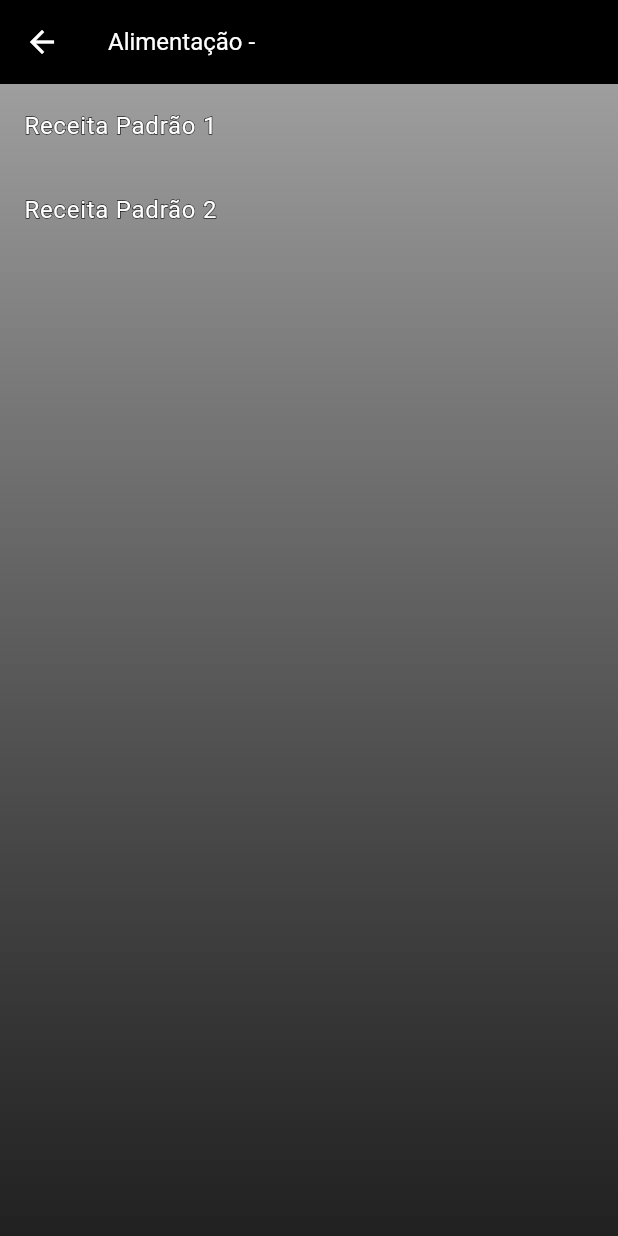
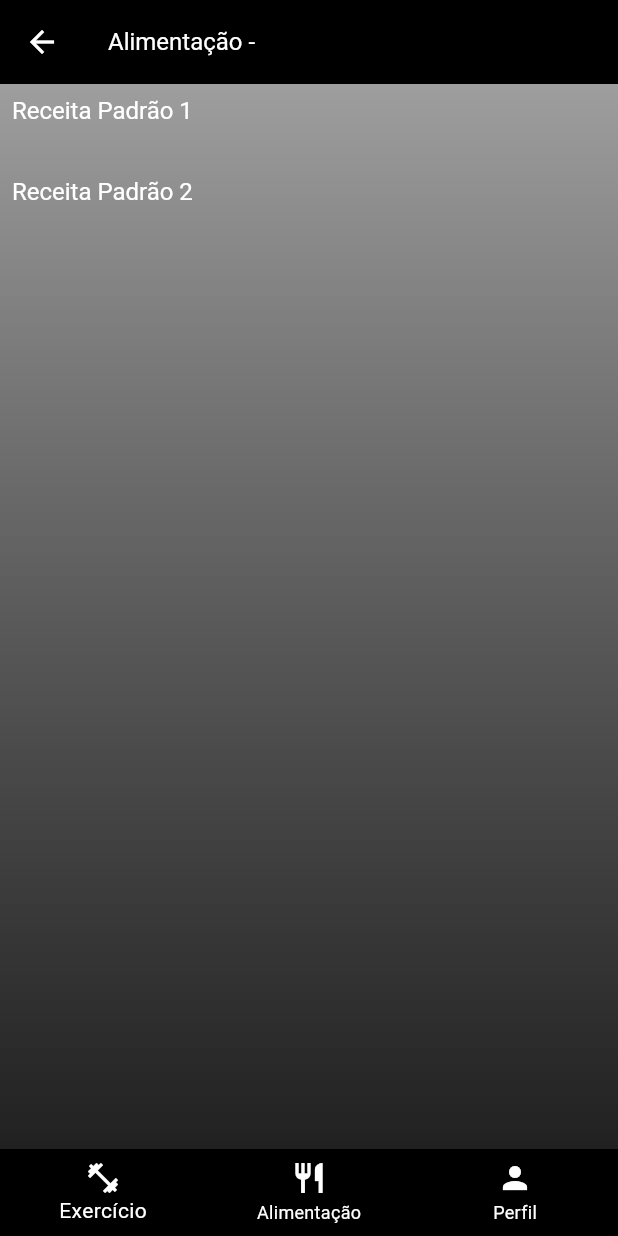
Before and after one commit to CleitonAsuos/GymFit, a Flutter app: the AlimentacaoPage screen opened directly with empty values, on a phone screen of 412 x 824 dp. Run offline on Flutter 3.47's test engine with Material 3 defaults, Android fonts, the phone set to English and light mode, and no system bars; our stand-ins replace flutter_mobx, mobx; generated files the repository leaves out were written again.

Commit message:
tela de perfil add

```diff
--- a/lib/alimentacao_page.dart
+++ b/lib/alimentacao_page.dart
@@ -1,4 +1,5 @@
 import 'package:flutter/material.dart';
+import 'perfil_page.dart';
 
 class AlimentacaoPage extends StatelessWidget {
   final String objetivo;
@@ -7,140 +8,174 @@ class AlimentacaoPage extends StatelessWidget {
 
   @override
   Widget build(BuildContext context) {
-    // Determinar as receitas com base no objetivo
+    // Exemplo com uma refeição para simplificação
      List<String> receitas;
     if (objetivo == 'Melhorar condicionamento') {
       receitas = [
         'Opção 1\n'
+            '\n'
             'Café da manhã\n'
             '    • 1 tapioca média (30g) recheada com 1 colher de sopa de pasta de amendoim e banana em rodelas.\n'
             '    • 1 copo (200ml) de suco de laranja natural.\n'
             'Lanche da manhã\n'
             '    • 1 maçã ou pera.\n'
             '    • 1 punhado de amêndoas (10 unidades).\n'
+            '\n'
             'Almoço\n'
             '    • 100g de peito de frango grelhado.\n'
             '    • 1 concha média de arroz integral.\n'
             '    • 1 porção (100g) de brócolis refogado com alho.\n'
             '    • 1 colher de sopa de azeite extravirgem para temperar.\n'
+            '\n'
             'Lanche da tarde\n'
             '    • 1 fatia de pão integral com 1 fatia de queijo branco.\n'
             '    • 1 xícara de chá-verde (opcional).\n'
+            '\n'
             'Jantar\n'
             '    • Omelete com 3 claras e 1 gema, espinafre e tomate.\n'
             '    • 1 fatia de pão integral.\n'
             '    • Salada de folhas verdes com azeite e limão.\n'
+            '\n'
             'Ceia\n'
             '    • 1 iogurte natural com 1 colher de sobremesa de mel.\n',
         'Opção 2\n'
+            '\n'
             'Café da manhã\n'
             '    • 1 fatia de pão integral com abacate amassado e chia.\n'
             '    • 1 ovo cozido.\n'
             '    • 1 copo (200ml) de suco de maracujá com pouco açúcar.\n'
+            '\n'
             'Lanche da manhã\n'
             '    • 1 banana.\n'
             '    • 1 colher de sopa de pasta de amendoim (como acompanhamento da banana).\n'
+            '\n'
             'Almoço\n'
             '    • 100g de filé de peixe grelhado (como salmão ou tilápia).\n'
             '    • 1 concha de quinoa.\n'
             '    • 1 porção (100g) de abobrinha grelhada.\n'
             '    • 1 colher de sobremesa de linhaça dourada.\n'
+            '\n'
             'Lanche da tarde\n'
             '    • 1 punhado de castanhas-do-pará (5 unidades).\n'
             '    • 1 taça de salada de frutas com chia.\n'
+            '\n'
             'Jantar\n'
             '    • 1 prato fundo de sopa de legumes com frango desfiado (cenoura, abóbora, chuchu).\n'
             '    • 1 fatia de torrada integral.\n'
+            '\n'
             'Ceia\n'
             '    • 1 xícara de chá de camomila com 2 quadradinhos de chocolate 70% cacau.\n',
         'Opção 3\n'
+            '\n'
             'Café da manhã\n'
             '    • 1 copo de vitamina de frutas (200ml de leite de amêndoas, 1 banana, 1 colher de aveia e 1 colher de cacau em pó).\n'
             '    • 1 fatia de pão integral com ricota.\n'
             'Lanche da manhã\n'
             '    • 1 laranja.\n'
             '    • 1 punhado de nozes (5 unidades).\n'
+            '\n'
             'Almoço\n'
             '    • 120g de carne vermelha magra grelhada (como patinho).\n'
             '    • 1 concha de purê de batata-doce.\n'
             '    • Salada colorida (alface, cenoura ralada, beterraba e tomate) temperada com azeite e vinagre balsâmico.\n'
+            '\n'
             'Lanche da tarde\n'
             '    • 1 torrada integral com creme de cottage e ervas.\n'
             '    • 1 xícara de chá branco (opcional).\n'
+            '\n'
             'Jantar\n'
             '    • 1 prato fundo de salada de grão-de-bico com atum, cenoura e salsinha.\n'
             '    • 1 fatia de pão integral tostado.\n'
+            '\n'
             'Ceia\n'
             '    • 1 copo (200ml) de leite morno com canela.\n',
       ];
     } else if (objetivo == 'Ganhar massa muscular') {
       receitas = [
         'Opção 1\n'
+            '\n'
             'Café da manhã\n'
             '    • 2 ovos mexidos com 1 fatia de queijo muçarela.\n'
             '    • 2 fatias de pão integral com abacate amassado.\n'
             '    • 1 copo (300ml) de vitamina de banana, aveia (30g) e whey protein (1 scoop).\n'
+            '\n'
             'Lanche da manhã\n'
             '    • 1 barra de proteína (ou 100g de iogurte grego com mel e granola).\n'
             '    • 1 fruta (maçã ou pera).\n'
+            '\n'
             'Almoço\n'
             '    • 150g de peito de frango grelhado.\n'
             '    • 1 concha grande de arroz integral.\n'
             '    • 1 concha pequena de feijão preto.\n'
             '    • 1 porção de legumes no vapor (brócolis, cenoura e abobrinha).\n'
             '    • 1 colher de sopa de azeite de oliva para temperar.\n'
+            '\n'
             'Lanche da tarde\n'
             '    • 1 sanduíche com pão integral, atum e folhas de espinafre.\n'
             '    • 1 copo (200ml) de suco de laranja natural.\n'
+            '\n'
             'Jantar\n'
             '    • 150g de carne vermelha magra (patinho ou alcatra grelhada).\n'
             '    • 1 batata-doce média assada.\n'
             '    • Salada de folhas verdes com tomate, cenoura e azeite.\n'
+            '\n'
             'Ceia\n'
             '    • 1 copo (200ml) de leite integral com 1 scoop de caseína ou whey protein.\n'
             '    • 1 punhado de amêndoas (10 unidades).\n',
         'Opção 2\n'
+            '\n'
             'Café da manhã\n'
             '    • 3 ovos cozidos ou mexidos.\n'
             '    • 1 pão francês integral com 1 fatia de queijo branco.\n'
             '    • 1 copo (300ml) de vitamina com leite, mamão, aveia e mel.\n'
+            '\n'
             'Lanche da manhã\n'
             '    • 1 fatia de pão integral com pasta de amendoim.\n'
             '    • 1 banana.\n'
+            '\n'
             'Almoço\n'
             '    • 120g de salmão grelhado.\n'
             '    • 1 concha média de quinoa ou arroz integral.\n'
             '    • 1 porção de legumes grelhados (berinjela, abobrinha e pimentão).\n'
             '    • 1 colher de sobremesa de azeite.\n'
+            '\n'
             'Lanche da tarde\n'
             '    • 1 batata-doce média cozida.\n'
             '    • 1 scoop de whey protein com água ou leite.\n'
+            '\n'
             'Jantar\n'
             '    • Omelete com 4 claras, 1 gema, espinafre e queijo parmesão ralado.\n'
             '    • 1 porção de purê de mandioquinha.\n'
             '    • Salada verde com azeite e limão.\n'
+            '\n'
             'Ceia\n'
             '    • 1 iogurte natural com chia e granola.\n'
             '    • 2 quadradinhos de chocolate amargo (70% cacau).\n',
         'Opção 3\n'
+            '\n'
             'Café da manhã\n'
             '    • 1 tapioca média (30g) recheada com frango desfiado e queijo cottage.\n'
             '    • 1 copo (300ml) de vitamina de abacate com whey protein e leite.\n'
+            '\n'
             'Lanche da manhã\n'
             '    • 1 fruta (mamão ou maçã).\n'
             '    • 1 punhado de castanhas-do-pará (5 unidades).\n'
+            '\n'
             'Almoço\n'
             '    • 150g de carne de frango ou peru.\n'
             '    • 1 concha grande de arroz integral com lentilha.\n'
             '    • 1 porção de salada de grão-de-bico com cenoura e salsinha.\n'
             '    • 1 colher de sopa de azeite para temperar.\n'
+            '\n'
             'Lanche da tarde\n'
             '    • 1 wrap integral recheado com frango desfiado, ricota e espinafre.\n'
             '    • 1 copo (200ml) de suco de melancia.\n'
+            '\n'
             'Jantar\n'
             '    • 150g de filé de tilápia grelhado.\n'
             '    • 1 batata-doce pequena cozida.\n'
             '    • Salada de folhas verdes com pepino, tomate e azeite.\n'
+            '\n'
             'Ceia\n'
             '    • 1 copo de leite integral com 1 scoop de caseína ou whey protein.\n'
             '    • 1 punhado de nozes (5 unidades).\n',
@@ -148,60 +183,84 @@ class AlimentacaoPage extends StatelessWidget {
     } else if (objetivo == 'Perder peso') {
       receitas = [
         'Opção 1\n'
+            '\n'
             'Café da manhã\n'
+            '\n'
             '    • 1 ovo cozido.\n'
             '    • 1 fatia de pão integral com 1 colher de chá de pasta de abacate.\n'
             '    • 1 xícara de café sem açúcar ou chá verde.\n'
+            '\n'
             'Lanche da manhã\n'
             '    • 1 fruta (como maçã ou pera).\n'
             '    • 5 amêndoas.\n'
+            '\n'
             'Almoço\n'
             '    • 100g de filé de frango grelhado.\n'
             '    • 2 colheres de sopa de arroz integral.\n'
             '    • 1 porção de salada (alface, tomate, cenoura e pepino) temperada com azeite e limão.\n'
             '    • 1 colher de sopa de sementes de chia ou linhaça na salada.\n'
+            '\n'
             'Lanche da tarde\n'
             '    • 1 iogurte natural desnatado com 1 colher de chá de mel.\n'
+            '\n'
             'Jantar\n'
             '    • Omelete com 3 claras e 1 gema, espinafre e 1 colher de chá de queijo parmesão ralado.\n'
             '    • Salada de folhas verdes com azeite e vinagre.\n'
+            '\n'
             'Ceia\n'
             '    • 1 xícara de chá de camomila ou erva-cidreira.\n',
         'Opção 2\n'
+            '\n'
             'Café da manhã\n'
             '    • 1 copo (200ml) de vitamina de frutas com leite vegetal (banana, morango e 1 colher de chá de chia).\n'
             '    • 1 fatia de pão integral com 1 colher de chá de pasta de amendoim natural.\n'
+            '\n'
             'Lanche da manhã\n'
             '    • 1 punhado de nozes (5 unidades).\n'
             '    • 1 copo de chá-verde (opcional).\n'
+            '\n'
             'Almoço\n'
             '    • 100g de filé de peixe grelhado (como tilápia ou salmão).\n'
             '    • 3 colheres de sopa de purê de batata-doce.\n'
             '    • 1 porção de legumes no vapor (brócolis, abobrinha e cenoura).\n'
+            '\n'
             'Lanche da tarde\n'
             '    • 1 fatia de pão integral com queijo cottage e ervas.\n'
+            '\n'
             'Jantar\n'
             '    • 1 prato fundo de sopa de abóbora com frango desfiado.\n'
             '    • 1 fatia de pão integral tostado.\n'
+            '\n'
             'Ceia\n'
             '    • 1 iogurte grego zero açúcar com canela.\n',
         'Opção 3\n'
+            '\n'
             'Café da manhã\n'
             '    • 1 tapioca média (30g) recheada com 1 colher de chá de pasta de amendoim e 2 rodelas de banana.\n'
             '    • 1 xícara de chá preto com gotas de limão.\n'
+            '\n'
             'Lanche da manhã\n'
+            '\n'
             '    • 1 fruta (como kiwi ou laranja).\n'
             '    • 5 castanhas-do-pará.\n'
+            '\n'
             'Almoço\n'
+            '\n'
             '    • 100g de peito de peru grelhado.\n'
             '    • 1 concha média de quinoa.\n'
             '    • 1 salada colorida (folhas verdes, tomate-cereja, pepino, cenoura) com 1 colher de sopa de azeite.\n'
+            '\n'
             'Lanche da tarde\n'
+            '\n'
             '    • 1 smoothie de frutas vermelhas com leite de amêndoas (200ml) e 1 colher de chá de whey protein.\n'
+            '\n'
             'Jantar\n'
+            '\n'
             '    • 1 omelete com 2 ovos, cogumelos e espinafre.\n'
             '    • 1 porção pequena de salada de folhas verdes com tomate.\n'
+            '\n'
             'Ceia\n'
+            '\n'
             '    • 1 copo (200ml) de leite vegetal com canela em pó.\n',
       ];
     } else {
@@ -233,32 +292,82 @@ class AlimentacaoPage extends StatelessWidget {
         child: ListView.builder(
           itemCount: receitas.length,
           itemBuilder: (context, index) {
-            return ListTile(
-              title: Stack(
+            return Padding(
+              padding: const EdgeInsets.all(8.0),
+              child: RichText(
+                text: TextSpan(
                   children: [
-                  Text(
-                    receitas[index],
-                    style: TextStyle(
+                    for (var line in receitas[index].split('\n'))
+                      if (line.contains('Opção') || line.contains('Café da manhã') || line.contains('Almoço') || line.contains('Jantar') || line.contains('Lanche da manhã') || line.contains('Lanche da tarde') || line.contains('Ceia'))
+                        TextSpan(
+                          text: line + '\n',
+                          style: const TextStyle(
+                            color: Colors.white,
+                            fontWeight: FontWeight.bold,
                             fontSize: 16,
-                      foreground: Paint()
-                        ..style = PaintingStyle.stroke
-                        ..strokeWidth = 1
-                        ..color = Colors.black,
+                          ),
+                        )
+                      else ...[
+                        if (line.contains('•'))
+                          WidgetSpan(
+                            alignment: PlaceholderAlignment.middle,
+                            child: Text(
+                              '• ',
+                              style: const TextStyle(
+                                  color: Colors.white, fontSize: 16),
                             ),
                           ),
-                  Text(
-                    receitas[index],
+                        TextSpan(
+                          text: line.replaceAll('•', '').trim() + '\n',
                           style: const TextStyle(
-                      fontSize: 16,
-                      color: Colors.white,
-                    ),
+                              color: Colors.white, fontSize: 16),
                         ),
                       ],
+                  ],
+                ),
               ),
             );
           },
         ),
       ),
+      bottomNavigationBar: BottomNavigationBar(
+        items: const [
+          BottomNavigationBarItem(
+            icon: Icon(Icons.fitness_center),
+            label: 'Exercício',
+          ),
+          BottomNavigationBarItem(
+            icon: Icon(Icons.restaurant),
+            label: 'Alimentação',
+          ),
+          BottomNavigationBarItem(
+            icon: Icon(Icons.person),
+            label: 'Perfil',
+          ),
+        ],
+        selectedItemColor: Colors.white,
+        unselectedItemColor: Colors.white,
+        backgroundColor: Colors.black,
+        onTap: (index) {
+          if (index == 0) {
+            Navigator.pop(context);
+          } else if (index == 2) {
+            Navigator.push(
+              context,
+              MaterialPageRoute(
+                builder: (context) => PerfilPage(
+                  nome: 'Nome Exemplo', // Substitua pelos dados reais
+                  idade: 25, // Substitua pelos dados reais
+                  sexo: 'Masculino', // Substitua pelos dados reais
+                  peso: 70.0, // Substitua pelos dados reais
+                  altura: 1.75, // Substitua pelos dados reais
+                  objetivo: objetivo, // Use o objetivo atual
+                ),
+              ),
+            );
+          }
+        },
+      ),
     );
   }
 }
```
Also changed, not shown: lib/perfil_page.dart (added, +217 -0 lines), lib/principal_page.dart (+17 -4 lines). Lines whose indentation alone changed are shown as unchanged.
